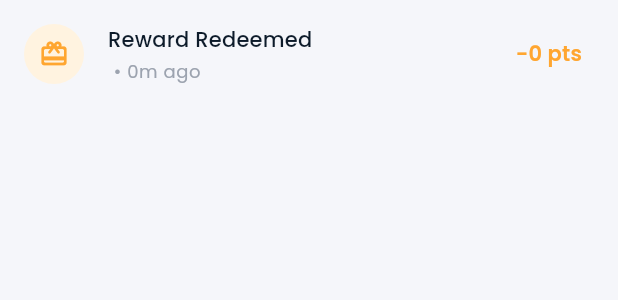
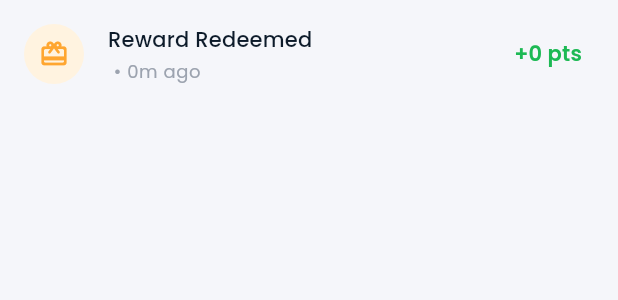
Before and after one commit to RecySmart/recy-smart-mobile-app, a Flutter app: the _ActivityTile widget shown alone on an empty page, opened directly with empty values, on a phone screen of 412 x 824 dp. Shown: the top 300 px of the screen. Run offline on Flutter 3.47's test engine with Material 3 defaults, Android fonts, the phone set to English and light mode, and no system bars; our stand-ins replace bloc, dartz, dio, equatable, flutter_bloc, flutter_map and 9 more; missing offline and left inert: mobile_scanner; accounts and stored records are empty; network calls fail.

Commit message:
feat: fix homepage

```diff
--- a/lib/features/home/presentation/pages/home_page.dart
+++ b/lib/features/home/presentation/pages/home_page.dart
@@ -438,11 +438,13 @@ class _ActivityTile extends StatelessWidget {
         style: Theme.of(context).textTheme.bodySmall,
       ),
       trailing: Text(
-        isDeposit
+        activity.pointsDelta >= 0
             ? '+${activity.pointsDelta} pts'
-            : '-${activity.pointsDelta.abs()} pts',
+            : '${activity.pointsDelta} pts',
         style: Theme.of(context).textTheme.titleMedium?.copyWith(
-          color: isDeposit ? AppColors.primary : AppColors.warning,
+          color: activity.pointsDelta >= 0
+              ? AppColors.primary
+              : AppColors.warning,
           fontWeight: FontWeight.w600,
         ),
       ),
--- a/pubspec.yaml
+++ b/pubspec.yaml
@@ -29,7 +29,7 @@ dependencies:
   go_router: ^14.6.2
 
   # QR Code
-  mobile_scanner: ^6.0.11
+  mobile_scanner: 6.0.11
   qr_flutter: ^4.1.0
 
   # UI & Design
```
